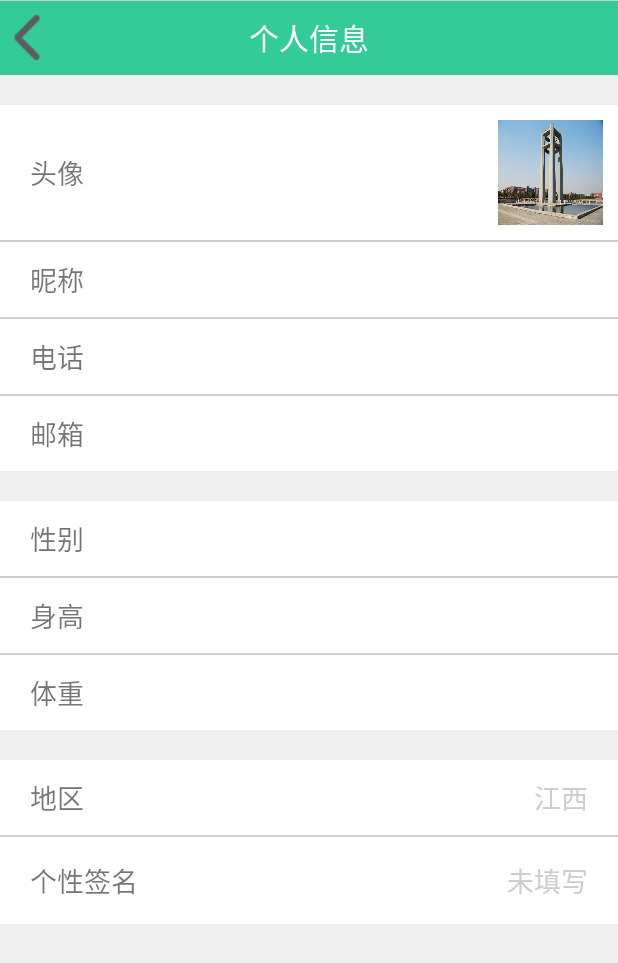
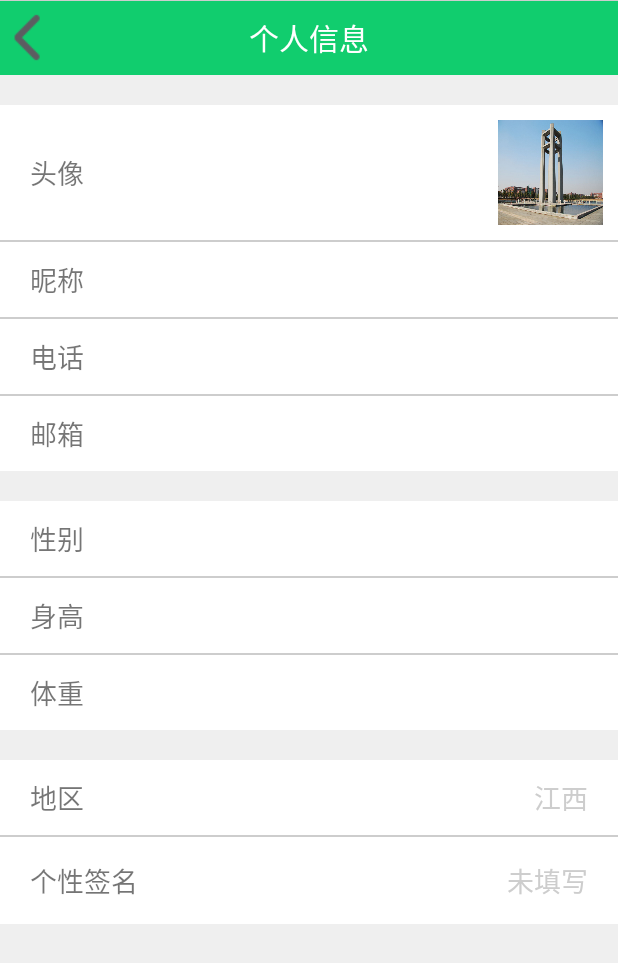
Before and after one commit to atenklsy/ColorRun, an Android app: the fragment meFragment placed in its activity, after a tap on "双面莱昂", on a phone screen of 412 x 824 dp. Shown: the top 963 px of the screen. Run offline under Robolectric (Android 15) with nearby library versions, the phone set to English and light mode, and no system bars.

Commit message:
7.21 over

```diff
--- a/app/src/main/java/com/mengshitech/colorrun/fragment/lerun/lerunFragment.java
+++ b/app/src/main/java/com/mengshitech/colorrun/fragment/lerun/lerunFragment.java
@@ -18,7 +18,6 @@ import android.widget.ImageView.ScaleType;
 import android.widget.TextView;
 import android.widget.Toast;
 
-import com.mengshitech.colorrun.MainActivity;
 import com.mengshitech.colorrun.R;
 import com.mengshitech.colorrun.adapter.LeRunGridViewAdapter;
 import com.mengshitech.colorrun.adapter.LeRunListViewAdapter;
--- a/app/src/main/java/com/mengshitech/colorrun/fragment/me/myDetailFragment.java
+++ b/app/src/main/java/com/mengshitech/colorrun/fragment/me/myDetailFragment.java
@@ -19,9 +19,8 @@ import com.mengshitech.colorrun.utils.MainBackUtility;
 public class myDetailFragment extends BaseFragment implements View.OnClickListener{
     View mDeatilView;
     FragmentManager fm;
-    LinearLayout me_head,me_nickname,me_phone,me_address,me_sex,me_height,me_weight,me_land,me_autograph;
-    TextView title_bar,tv_nickname,tv_phone,tv_sex,tv_height,tv_weight,tv_autograph;
-    ImageView title_back;
+    LinearLayout me_head,me_nickname,me_phone,me_email,me_sex,me_height,me_weight,me_land,me_autograph;
+    TextView tv_nickname,tv_phone,tv_sex,tv_height,tv_weight,tv_autograph,tv_email;
     private String sex;
 
     public static myDetailFragment newInstance(Bundle bundle) {
@@ -44,6 +43,7 @@ public class myDetailFragment extends BaseFragment implements View.OnClickListen
         me_nickname.setOnClickListener(this);
         me_phone.setOnClickListener(this);
         me_sex.setOnClickListener(this);
+        me_email.setOnClickListener(this);
         me_height.setOnClickListener(this);
         me_weight.setOnClickListener(this);
         me_autograph.setOnClickListener(this);
@@ -55,7 +55,8 @@ public class myDetailFragment extends BaseFragment implements View.OnClickListen
         tv_nickname = (TextView)mDeatilView.findViewById(R.id.tv_me_nickname);
         me_phone = (LinearLayout)mDeatilView.findViewById(R.id.ll_me_phone);
         tv_phone = (TextView)mDeatilView.findViewById(R.id.tv_me_phone);
-        me_address = (LinearLayout)mDeatilView.findViewById(R.id.ll_me_address);
+        me_email = (LinearLayout)mDeatilView.findViewById(R.id.ll_me_email);
+        tv_email = (TextView)mDeatilView.findViewById(R.id.tv_me_email);
         me_sex = (LinearLayout)mDeatilView.findViewById(R.id.ll_me_sex);
         tv_sex = (TextView) mDeatilView.findViewById(R.id.tv_me_sex);
         me_height = (LinearLayout)mDeatilView.findViewById(R.id.ll_me_height);
@@ -81,8 +82,8 @@ public class myDetailFragment extends BaseFragment implements View.OnClickListen
             case R.id.ll_me_phone:
                 DialogUtility.DialogPhone(getActivity(),tv_phone);
                 break;
-            case R.id.ll_me_address:
-
+            case R.id.ll_me_email:
+                DialogUtility.DialogAutograph("email",getActivity(),tv_email);
                 break;
             case R.id.ll_me_sex:
                 DialogUtility.DialogSex(getActivity(),tv_sex);
@@ -93,11 +94,8 @@ public class myDetailFragment extends BaseFragment implements View.OnClickListen
             case R.id.ll_me_weight:
                 DialogUtility.DialogPhysique("weight",getActivity(),tv_weight);
                 break;
-            case R.id.ll_me_land:
-
-                break;
             case R.id.ll_me_autograph:
-                DialogUtility.DialogAutograph(getActivity(),tv_autograph);
+                DialogUtility.DialogAutograph("autograph",getActivity(),tv_autograph);
                 break;
 
             default:
--- /dev/null
+++ b/app/src/main/java/com/mengshitech/colorrun/utils/RoundImageView.java
@@ -0,0 +1,91 @@
+package com.mengshitech.colorrun.utils;
+
+import android.content.Context;
+import android.graphics.Bitmap;
+import android.graphics.Bitmap.Config;
+import android.graphics.Canvas;
+import android.graphics.Color;
+import android.graphics.Paint;
+import android.graphics.PorterDuff.Mode;
+import android.graphics.PorterDuffXfermode;
+import android.graphics.Rect;
+import android.graphics.drawable.BitmapDrawable;
+import android.graphics.drawable.Drawable;
+import android.util.AttributeSet;
+import android.widget.ImageView;
+/**
+ * Created by kanghuicong on 2016/7/21  19:50.
+ * 515849594@qq.com
+ */
+
+//圆形头像，ImageView直接调用
+public class RoundImageView extends ImageView {
+
+    public RoundImageView(Context context) {
+        super(context);
+        // TODO Auto-generated constructor stub
+    }
+
+    public RoundImageView(Context context, AttributeSet attrs) {
+        super(context, attrs);
+    }
+
+    public RoundImageView(Context context, AttributeSet attrs, int defStyle) {
+        super(context, attrs, defStyle);
+    }
+
+    @Override
+    protected void onDraw(Canvas canvas) {
+
+        Drawable drawable = getDrawable();
+
+        if (drawable == null) {
+            return;
+        }
+
+        if (getWidth() == 0 || getHeight() == 0) {
+            return;
+        }
+
+        Bitmap b = ((BitmapDrawable) drawable).getBitmap();
+
+        if (null == b) {
+            return;
+        }
+
+        Bitmap bitmap = b.copy(Bitmap.Config.ARGB_8888, true);
+
+        int w = getWidth(), h = getHeight();
+
+        Bitmap roundBitmap = getCroppedBitmap(bitmap, w);
+        canvas.drawBitmap(roundBitmap, 0, 0, null);
+
+    }
+
+    public static Bitmap getCroppedBitmap(Bitmap bmp, int radius) {
+        Bitmap sbmp;
+        if (bmp.getWidth() != radius || bmp.getHeight() != radius)
+            sbmp = Bitmap.createScaledBitmap(bmp, radius, radius, false);
+        else
+            sbmp = bmp;
+        Bitmap output = Bitmap.createBitmap(sbmp.getWidth(), sbmp.getHeight(),
+                Config.ARGB_8888);
+        Canvas canvas = new Canvas(output);
+
+        final int color = 0xffa19774;
+        final Paint paint = new Paint();
+        final Rect rect = new Rect(0, 0, sbmp.getWidth(), sbmp.getHeight());
+
+        paint.setAntiAlias(true);
+        paint.setFilterBitmap(true);
+        paint.setDither(true);
+        canvas.drawARGB(0, 0, 0, 0);
+        paint.setColor(Color.parseColor("#BAB399"));
+        canvas.drawCircle(sbmp.getWidth() / 2 + 0.7f,
+                sbmp.getHeight() / 2 + 0.7f, sbmp.getWidth() / 2 + 0.1f, paint);
+        paint.setXfermode(new PorterDuffXfermode(Mode.SRC_IN));
+        canvas.drawBitmap(sbmp, rect, rect, paint);
+
+        return output;
+    }
+}
--- a/app/src/main/res/layout/fragment_mydetail.xml
+++ b/app/src/main/res/layout/fragment_mydetail.xml
@@ -105,13 +105,14 @@
             <include layout="@layout/mian_splitter" />
 
             <LinearLayout
-                android:id="@+id/ll_me_address"
+                android:id="@+id/ll_me_email"
                 android:layout_width="match_parent"
                 android:layout_height="50dp"
                 android:background="@color/white"
                 android:orientation="horizontal">
 
                 <TextView
+                    android:id="@+id/tv_me_email"
                     android:layout_width="wrap_content"
                     android:layout_height="wrap_content"
                     android:layout_gravity="center"
--- a/app/src/main/res/layout/me_detail_autograph.xml
+++ b/app/src/main/res/layout/me_detail_autograph.xml
@@ -13,6 +13,7 @@
         android:layout_height="wrap_content">
 
     <TextView
+        android:id="@+id/title_autograph"
         android:layout_width="wrap_content"
         android:layout_height="wrap_content"
         android:layout_gravity="center_horizontal"
--- a/app/src/main/res/values/colors.xml
+++ b/app/src/main/res/values/colors.xml
@@ -10,7 +10,7 @@
     <color name="colorPrimary">#3F51B5</color>
     <color name="colorPrimaryDark">#303F9F</color>
     <color name="colorAccent">#FF4081</color>
-    <color name="green">#33cc99</color>
+    <color name="green">#11cd6e</color>
     <color name="darkgrey">#4F4F4F</color>
     <color name="lightgrey">#E5E5E5</color>
     <color name="little_bule">#0099cc</color>
```
Also changed, not shown: app/src/main/java/com/mengshitech/colorrun/utils/DialogUtility.java (+48 -15 lines), app/src/main/res/layout/fragment_me.xml (+6 -6 lines).
